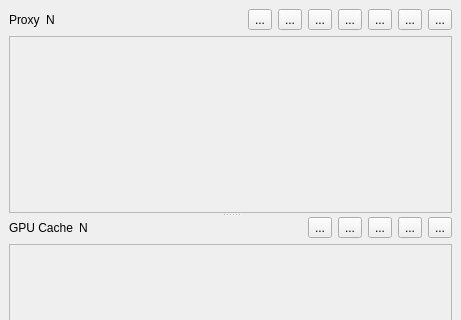
iceanimations/proxyCacheSwitch, file ui/main.ui: the form before one commit; both pictures show x 0 to 461 and y 0 to 320 of the 461 by 484 pixel window.
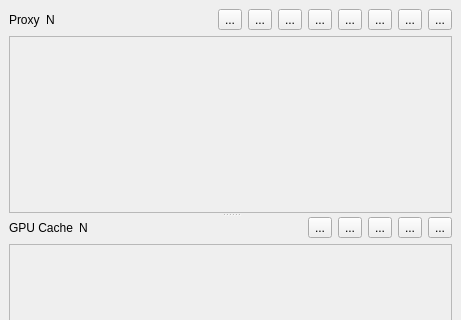
The form after the commit.

Commit message: MD button added for proxies

```diff
--- a/ui/main.ui
+++ b/ui/main.ui
@@ -57,6 +57,16 @@
             </property>
            </spacer>
           </item>
+          <item>
+           <widget class="QToolButton" name="removeDuplicateProxyButton">
+            <property name="toolTip">
+             <string>Merge duplicate Proxies</string>
+            </property>
+            <property name="text">
+             <string>...</string>
+            </property>
+           </widget>
+          </item>
           <item>
            <widget class="QToolButton" name="pmButton">
             <property name="toolTip">
```
The commit also changes 2 other files.
